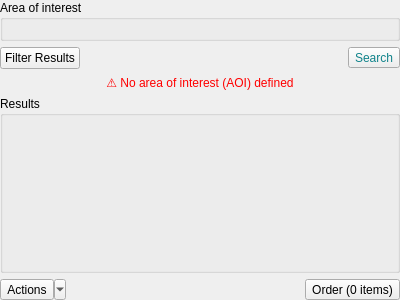
Old version of the form planet_explorer/ui/dailyimages_widget.ui in the repository planetlabs/qgis-planet-plugin.
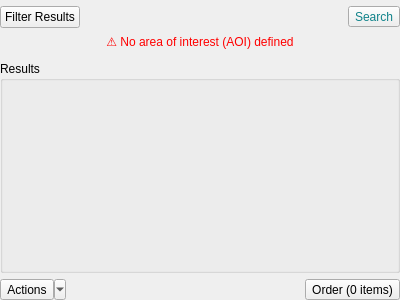
New version of the form. Icons and pictures are not drawn. Custom widgets are drawn as their Qt base class.

```diff
--- a/planet_explorer/ui/dailyimages_widget.ui
+++ b/planet_explorer/ui/dailyimages_widget.ui
@@ -46,30 +46,13 @@
         <number>0</number>
        </property>
        <item>
-        <widget class="QgsCollapsibleGroupBox" name="grpBoxMainFilters">
-         <property name="sizePolicy">
-          <sizepolicy hsizetype="Preferred" vsizetype="Maximum">
-           <horstretch>0</horstretch>
-           <verstretch>0</verstretch>
-          </sizepolicy>
+        <widget class="QFrame" name="frameMainFilters">
+         <property name="frameShape">
+          <enum>QFrame::StyledPanel</enum>
          </property>
-         <property name="title">
-          <string>Area of interest</string>
+         <property name="frameShadow">
+          <enum>QFrame::Raised</enum>
          </property>
-         <layout class="QVBoxLayout" name="verticalLayout_12">
-          <property name="leftMargin">
-           <number>9</number>
-          </property>
-          <property name="topMargin">
-           <number>9</number>
-          </property>
-          <property name="rightMargin">
-           <number>9</number>
-          </property>
-          <property name="bottomMargin">
-           <number>9</number>
-          </property>
-         </layout>
         </widget>
        </item>
        <item>
@@ -161,6 +144,16 @@
          </property>
         </widget>
        </item>
+       <item>
+        <widget class="QFrame" name="frameWarningLegacySearch">
+         <property name="frameShape">
+          <enum>QFrame::StyledPanel</enum>
+         </property>
+         <property name="frameShadow">
+          <enum>QFrame::Raised</enum>
+         </property>
+        </widget>
+       </item>
        <item>
         <widget class="QGroupBox" name="grpBoxResults">
          <property name="sizePolicy">
@@ -339,14 +332,6 @@
    </item>
   </layout>
  </widget>
- <customwidgets>
-  <customwidget>
-   <class>QgsCollapsibleGroupBox</class>
-   <extends>QGroupBox</extends>
-   <header>qgscollapsiblegroupbox.h</header>
-   <container>1</container>
-  </customwidget>
- </customwidgets>
  <resources>
   <include location="../resources/resources.qrc"/>
  </resources>
```
